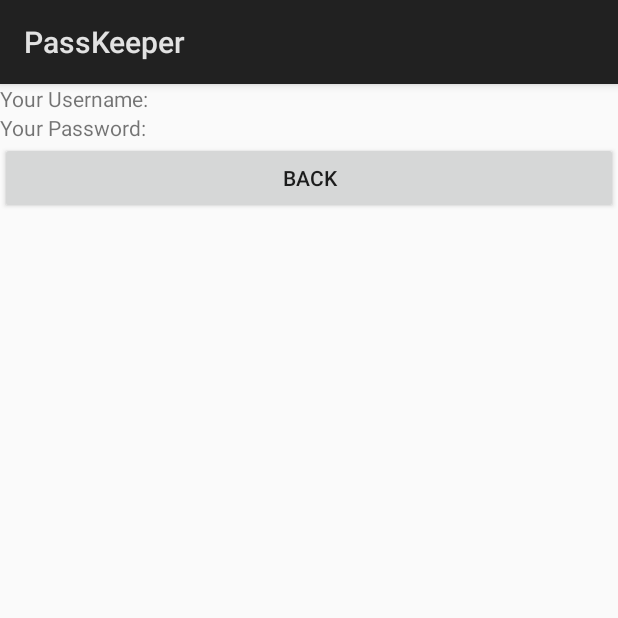
After one commit to dennis95stumm/PassKeeper, an Android app: the NotificationActivity screen opened directly, with no data from a screen before it, on a phone screen of 412 x 824 dp, the top half of it. The commit adds this screen. Run offline under Robolectric (Android 15) with nearby library versions, the phone set to English and light mode, and no system bars.

Commit message:
Grundlage fr notification geschaffen. Den Code werde ich warscheinlich noch schlanker und ausführlicher machen. Und das Passwort und den Usernamen dann auch in der Notification anzeigen. Aber der Grundriss für die Notification ist geschaffen und funktioniert bei mir auch einwandfrei.

```diff
--- a/app/src/main/AndroidManifest.xml
+++ b/app/src/main/AndroidManifest.xml
@@ -31,6 +31,9 @@
         <activity
             android:name=".activity.UpdateEntryActivity"
             android:label="@string/title_activity_update_entry" />
+        <activity
+            android:name=".activity.NotificationActivity"
+            android:label="@string/app_name" />
     </application>
 
 </manifest>
--- /dev/null
+++ b/app/src/main/java/de/szut/passkeeper/activity/NotificationActivity.java
@@ -0,0 +1,25 @@
+package de.szut.passkeeper.activity;
+
+import android.app.Activity;
+import android.os.Bundle;
+import android.view.View;
+import android.widget.Button;
+
+import de.szut.passkeeper.R;
+
+public class NotificationActivity extends Activity{
+    private Button btnBack;
+    @Override
+    protected void onCreate(Bundle savedInstanceState) {
+        super.onCreate(savedInstanceState);
+        setContentView(R.layout.notification_layout);
+        btnBack = (Button) findViewById(R.id.btnBack);
+        btnBack.setOnClickListener(new View.OnClickListener() {
+            @Override
+            public void onClick(View view) {
+                finish();
+            }
+        });
+
+    }
+}
--- /dev/null
+++ b/app/src/main/res/layout/notification_layout.xml
@@ -0,0 +1,24 @@
+<?xml version="1.0" encoding="utf-8"?>
+<LinearLayout xmlns:android="http://schemas.android.com/apk/res/android"
+    android:orientation="vertical" android:layout_width="match_parent"
+    android:layout_height="match_parent">
+
+    <TextView
+        android:layout_width="fill_parent"
+        android:layout_height="wrap_content"
+        android:text="@string/hint_entry_notification_username"
+        />
+    <TextView
+        android:layout_width="fill_parent"
+        android:layout_height="wrap_content"
+        android:text="@string/hint_entry_notification_pw"
+        />
+    <Button
+        android:id="@+id/btnBack"
+        android:layout_width="fill_parent"
+        android:layout_height="wrap_content"
+        android:text="Back"
+        />
+
+
+</LinearLayout>
--- a/app/src/main/res/values/strings.xml
+++ b/app/src/main/res/values/strings.xml
@@ -13,7 +13,7 @@
     <string name="dialog_title_create_entry">No data found!</string>
     <string name="dialog_title_warning">WARNING!</string>
     <string name="dialog_title_change_database_pwd">Change Password</string>
-
+    <string name="title_activity_notification_receiver_activity">Notification receiver</string>
     <string name="dialog_message_open_database">Password please!</string>
     <string name="dialog_message_add_category">Create a new category!</string>
     <string name="dialog_message_entry_required_data">At least the title and a password must be given!</string>
@@ -43,6 +43,8 @@
     <string name="hint_entry_pwd">Password</string>
     <string name="hint_entry_pwd_repeat">Repeat Password</string>
     <string name="hint_entry_note">Notes</string>
+    <string name="hint_entry_notification_username">Your Username:</string>
+    <string name="hint_entry_notification_pw">Your Password:</string>
 
     <string name="textview_modified">modified on:</string>
 
```
Also changed, not shown: app/src/main/java/de/szut/passkeeper/activity/UpdateEntryActivity.java (+31 -0 lines).
